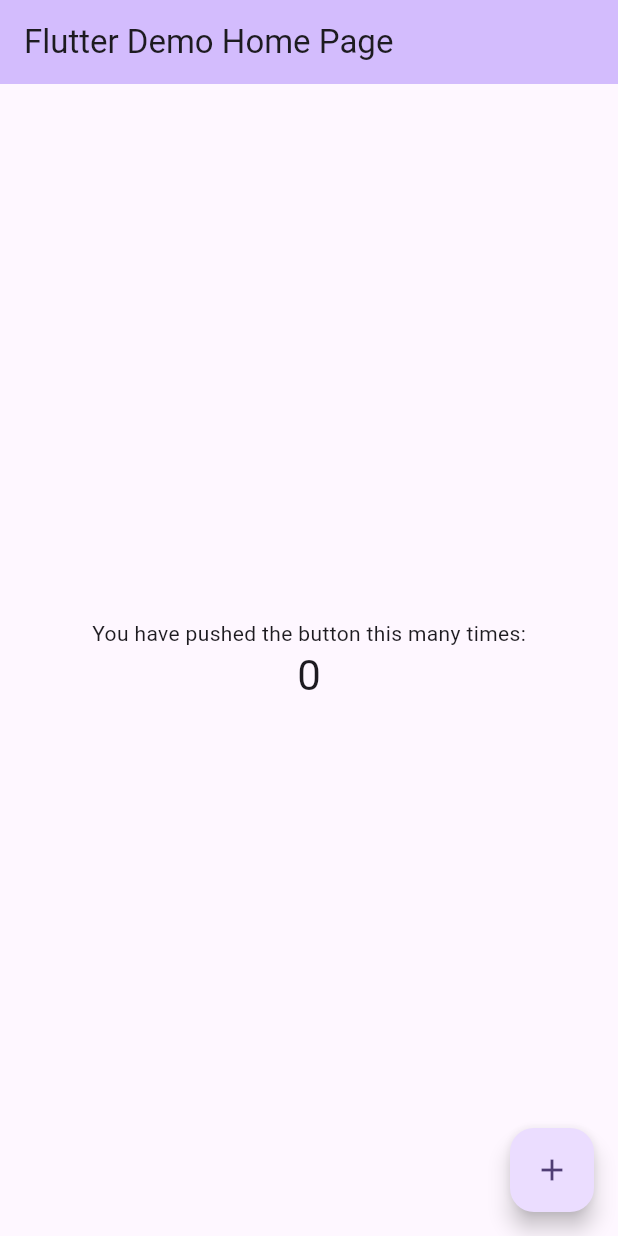
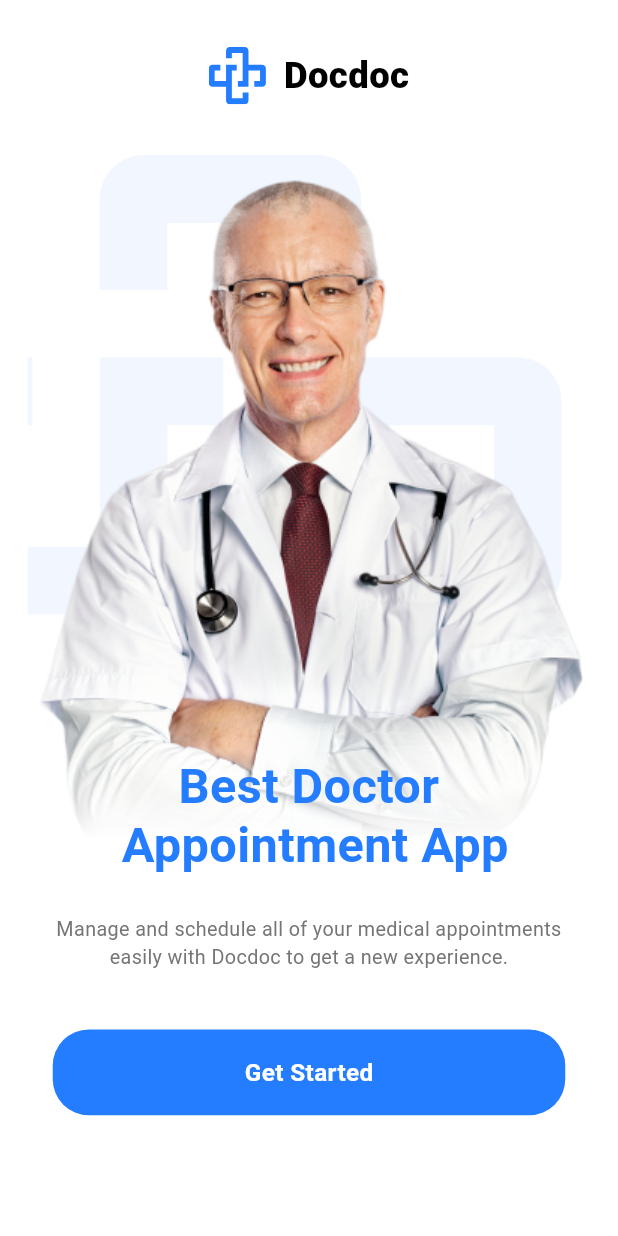
Before and after one commit to mahmoud-alaa77/Doctor_app, a Flutter app: the screen it shows after launch, on a phone screen of 412 x 824 dp. Run offline on Flutter 3.47's test engine with Material 3 defaults, Android fonts, the phone set to English and light mode, and no system bars; our stand-ins replace flutter_screenutil, flutter_svg.

Commit message:
onBoarding screen done

```diff
--- /dev/null
+++ b/lib/core/helper/constants.dart
@@ -0,0 +1,4 @@
+
+const String docdocLogoSvg="assets/svgs/docdoc_logo.svg";
+const String docdocLogoWithLowOpacitySvg="assets/svgs/docdoc_logo_with_low_opacity.svg";
+const String onBoardingImageBackground="assets/images/onBoarding_image.png";
--- /dev/null
+++ b/lib/core/helper/extensions.dart
@@ -0,0 +1,21 @@
+
+import 'package:flutter/widgets.dart';
+
+extension Navigation on BuildContext {
+  Future<dynamic> pushNamed(String routeName, {Object? arguments}) {
+    return Navigator.of(this).pushNamed(routeName, arguments: arguments);
+  }
+
+  Future<dynamic> pushReplacementNamed(String routeName, {Object? arguments}) {
+    return Navigator.of(this)
+        .pushReplacementNamed(routeName, arguments: arguments);
+  }
+
+  Future<dynamic> pushNamedAndRemoveUntil(String routeName,
+      {Object? arguments, required RoutePredicate predicate}) {
+    return Navigator.of(this)
+        .pushNamedAndRemoveUntil(routeName, predicate, arguments: arguments);
+  }
+
+  void pop() => Navigator.of(this).pop();
+}
--- /dev/null
+++ b/lib/core/routing/app_router.dart
@@ -0,0 +1,23 @@
+import 'package:doctor_app/core/routing/routes.dart';
+import 'package:doctor_app/features/on_boarding/ui/screens/on_boarding_screen.dart';
+import 'package:flutter/material.dart';
+
+class AppRouter {
+  Route generateRoute(RouteSettings settings) {
+    switch (settings.name) {
+      case Routes.onBoardingScreen:
+        return MaterialPageRoute(
+          builder: (context) => const OnBoardingScreen(),
+        );
+
+      default:
+        return MaterialPageRoute(
+          builder: (context) => const Scaffold(
+            body: Center(
+              child: Text("No Route"),
+            ),
+          ),
+        );
+    }
+  }
+}
--- /dev/null
+++ b/lib/core/routing/routes.dart
@@ -0,0 +1,3 @@
+class Routes {
+  static const String onBoardingScreen = "/onBoardingScreen";
+}
--- /dev/null
+++ b/lib/core/theming/app_colors.dart
@@ -0,0 +1,8 @@
+
+
+import 'package:flutter/material.dart';
+
+class AppColors{
+
+  static const Color mainBlue =Color(0xff247CFF);
+}
--- /dev/null
+++ b/lib/core/theming/styles.dart
@@ -0,0 +1,32 @@
+
+import 'package:flutter/material.dart';
+import 'package:flutter_screenutil/flutter_screenutil.dart';
+
+import 'app_colors.dart';
+
+class MyTextStyles{
+
+  static TextStyle font24BlackW900= TextStyle(
+    fontSize: 24.sp,
+    fontWeight: FontWeight.w900,
+      color: Colors.black
+  );
+
+  static TextStyle font32BlueW700= TextStyle(
+      fontSize: 32.sp,
+      fontWeight: FontWeight.w700,
+      color: AppColors.mainBlue
+  );
+
+  static TextStyle font13GrayW400= TextStyle(
+      fontSize: 13.sp,
+      fontWeight: FontWeight.w400,
+      color: const Color(0xff757575),
+  );
+
+  static TextStyle font16WhiteW600= TextStyle(
+    fontSize: 16.sp,
+    fontWeight: FontWeight.w600,
+    color: Colors.white,
+  );
+}
--- /dev/null
+++ b/lib/core/widgets/custom_button.dart
@@ -0,0 +1,31 @@
+import 'package:doctor_app/core/theming/styles.dart';
+import 'package:flutter/material.dart';
+import 'package:flutter_screenutil/flutter_screenutil.dart';
+
+import '../theming/app_colors.dart';
+
+class CustomButton extends StatelessWidget {
+  final String title;
+  final void Function()? onTap;
+
+  const CustomButton({super.key, required this.title, this.onTap});
+
+  @override
+  Widget build(BuildContext context) {
+    return GestureDetector(
+      onTap: onTap,
+      child: Container(
+        width: 311.w,
+        height: 52.w,
+        decoration: BoxDecoration(
+            color: AppColors.mainBlue,
+            borderRadius: BorderRadiusDirectional.circular(24)),
+        child: Center(
+            child: Text(
+          title,
+          style: MyTextStyles.font16WhiteW600,
+        )),
+      ),
+    );
+  }
+}
--- /dev/null
+++ b/lib/doctor_app.dart
@@ -0,0 +1,29 @@
+
+import 'package:doctor_app/core/routing/app_router.dart';
+import 'package:doctor_app/core/theming/app_colors.dart';
+import 'package:flutter/material.dart';
+import 'package:flutter_screenutil/flutter_screenutil.dart';
+
+import 'core/routing/routes.dart';
+class DoctorApp extends StatelessWidget {
+  final AppRouter appRouter;
+  const DoctorApp({super.key, required this.appRouter});
+
+  @override
+  Widget build(BuildContext context) {
+    return ScreenUtilInit(
+      designSize: const Size(375, 812),
+      minTextAdapt: true,
+      splitScreenMode: true,
+      child: MaterialApp(
+        debugShowCheckedModeBanner: false,
+        onGenerateRoute: appRouter.generateRoute,
+        initialRoute: Routes.onBoardingScreen,
+        theme: ThemeData(
+          primaryColor: AppColors.mainBlue,
+          scaffoldBackgroundColor: Colors.white
+        ),
+      ),
+    );
+  }
+}
--- /dev/null
+++ b/lib/features/on_boarding/ui/screens/on_boarding_screen.dart
@@ -0,0 +1,49 @@
+import 'package:doctor_app/core/theming/styles.dart';
+import 'package:flutter/material.dart';
+import 'package:flutter_screenutil/flutter_screenutil.dart';
+
+import '../../../../core/widgets/custom_button.dart';
+import '../widgets/docdoc_logo_and_text.dart';
+import '../widgets/doctor_image_and_text.dart';
+
+class OnBoardingScreen extends StatelessWidget {
+  const OnBoardingScreen({super.key});
+
+  @override
+  Widget build(BuildContext context) {
+    return SafeArea(
+      child: Scaffold(
+          body: SingleChildScrollView(
+        child: Column(
+          children: [
+            const DocdocLogoAndText(),
+            SizedBox(
+              height: 30.w,
+            ),
+            const DoctorImageAndText(),
+            SizedBox(
+              height: 15.w,
+            ),
+            Padding(
+              padding: EdgeInsetsDirectional.symmetric(horizontal: 20.w),
+              child: Column(
+                children: [
+                  Text(
+                      textAlign: TextAlign.center,
+                      "Manage and schedule all of your medical appointments easily with Docdoc to get a new experience.",
+                      style: MyTextStyles.font13GrayW400),
+                  SizedBox(
+                    height: 35.w,
+                  ),
+                  const CustomButton(
+                    title: "Get Started",
+                  ),
+                ],
+              ),
+            )
+          ],
+        ),
+      )),
+    );
+  }
+}
--- /dev/null
+++ b/lib/features/on_boarding/ui/widgets/docdoc_logo_and_text.dart
@@ -0,0 +1,30 @@
+import 'package:flutter/material.dart';
+import 'package:flutter_screenutil/flutter_screenutil.dart';
+import 'package:flutter_svg/svg.dart';
+
+import '../../../../core/helper/constants.dart';
+import '../../../../core/theming/styles.dart';
+
+class DocdocLogoAndText extends StatelessWidget {
+  const DocdocLogoAndText({
+    super.key,
+  });
+
+  @override
+  Widget build(BuildContext context) {
+    return Padding(
+      padding: EdgeInsets.only(top: 30.h),
+      child: Row(
+        mainAxisAlignment: MainAxisAlignment.center,
+        children: [
+          SvgPicture.asset(docdocLogoSvg),
+          SizedBox(width: 10.w),
+          Text(
+            'Docdoc',
+            style: MyTextStyles.font24BlackW900,
+          ),
+        ],
+      ),
+    );
+  }
+}
--- /dev/null
+++ b/lib/features/on_boarding/ui/widgets/doctor_image_and_text.dart
@@ -0,0 +1,38 @@
+import 'package:flutter/material.dart';
+import 'package:flutter_screenutil/flutter_screenutil.dart';
+import 'package:flutter_svg/svg.dart';
+
+import '../../../../core/helper/constants.dart';
+import '../../../../core/theming/styles.dart';
+
+class DoctorImageAndText extends StatelessWidget {
+  const DoctorImageAndText({
+    super.key,
+  });
+
+  @override
+  Widget build(BuildContext context) {
+    return Stack(
+      children: [
+        SvgPicture.asset(docdocLogoWithLowOpacitySvg),
+        Container(
+            foregroundDecoration: BoxDecoration(
+                gradient: LinearGradient(
+                    colors: [Colors.white, Colors.white.withOpacity(0)],
+                    begin: Alignment.bottomCenter,
+                    end: Alignment.center,
+                    stops: const [.14, .4])),
+            child: Image.asset(onBoardingImageBackground)),
+        Positioned(
+            left: 0,
+            right: 0,
+            bottom: 10.w,
+            child: Text(
+              textAlign: TextAlign.center,
+              "Best Doctor\n Appointment App",
+              style: MyTextStyles.font32BlueW700.copyWith(height: 1.2),
+            )),
+      ],
+    );
+  }
+}
--- a/lib/main.dart
+++ b/lib/main.dart
@@ -1,125 +1,9 @@
+import 'package:doctor_app/core/routing/app_router.dart';
+import 'package:doctor_app/doctor_app.dart';
 import 'package:flutter/material.dart';
 
 void main() {
-  runApp(const MyApp());
+  runApp( DoctorApp(
+    appRouter: AppRouter(),
+  ));
 }
-
-class MyApp extends StatelessWidget {
-  const MyApp({super.key});
-
-  // This widget is the root of your application.
-  @override
-  Widget build(BuildContext context) {
-    return MaterialApp(
-      title: 'Flutter Demo',
-      theme: ThemeData(
-        // This is the theme of your application.
-        //
-        // TRY THIS: Try running your application with "flutter run". You'll see
-        // the application has a purple toolbar. Then, without quitting the app,
-        // try changing the seedColor in the colorScheme below to Colors.green
-        // and then invoke "hot reload" (save your changes or press the "hot
-        // reload" button in a Flutter-supported IDE, or press "r" if you used
-        // the command line to start the app).
-        //
-        // Notice that the counter didn't reset back to zero; the application
-        // state is not lost during the reload. To reset the state, use hot
-        // restart instead.
-        //
-        // This works for code too, not just values: Most code changes can be
-        // tested with just a hot reload.
-        colorScheme: ColorScheme.fromSeed(seedColor: Colors.deepPurple),
-        useMaterial3: true,
-      ),
-      home: const MyHomePage(title: 'Flutter Demo Home Page'),
-    );
-  }
-}
-
-class MyHomePage extends StatefulWidget {
-  const MyHomePage({super.key, required this.title});
-
-  // This widget is the home page of your application. It is stateful, meaning
-  // that it has a State object (defined below) that contains fields that affect
-  // how it looks.
-
-  // This class is the configuration for the state. It holds the values (in this
-  // case the title) provided by the parent (in this case the App widget) and
-  // used by the build method of the State. Fields in a Widget subclass are
-  // always marked "final".
-
-  final String title;
-
-  @override
-  State<MyHomePage> createState() => _MyHomePageState();
-}
-
-class _MyHomePageState extends State<MyHomePage> {
-  int _counter = 0;
-
-  void _incrementCounter() {
-    setState(() {
-      // This call to setState tells the Flutter framework that something has
-      // changed in this State, which causes it to rerun the build method below
-      // so that the display can reflect the updated values. If we changed
-      // _counter without calling setState(), then the build method would not be
-      // called again, and so nothing would appear to happen.
-      _counter++;
-    });
-  }
-
-  @override
-  Widget build(BuildContext context) {
-    // This method is rerun every time setState is called, for instance as done
-    // by the _incrementCounter method above.
-    //
-    // The Flutter framework has been optimized to make rerunning build methods
-    // fast, so that you can just rebuild anything that needs updating rather
-    // than having to individually change instances of widgets.
-    return Scaffold(
-      appBar: AppBar(
-        // TRY THIS: Try changing the color here to a specific color (to
-        // Colors.amber, perhaps?) and trigger a hot reload to see the AppBar
-        // change color while the other colors stay the same.
-        backgroundColor: Theme.of(context).colorScheme.inversePrimary,
-        // Here we take the value from the MyHomePage object that was created by
-        // the App.build method, and use it to set our appbar title.
-        title: Text(widget.title),
-      ),
-      body: Center(
-        // Center is a layout widget. It takes a single child and positions it
-        // in the middle of the parent.
-        child: Column(
-          // Column is also a layout widget. It takes a list of children and
-          // arranges them vertically. By default, it sizes itself to fit its
-          // children horizontally, and tries to be as tall as its parent.
-          //
-          // Column has various properties to control how it sizes itself and
-          // how it positions its children. Here we use mainAxisAlignment to
-          // center the children vertically; the main axis here is the vertical
-          // axis because Columns are vertical (the cross axis would be
-          // horizontal).
-          //
-          // TRY THIS: Invoke "debug painting" (choose the "Toggle Debug Paint"
-          // action in the IDE, or press "p" in the console), to see the
-          // wireframe for each widget.
-          mainAxisAlignment: MainAxisAlignment.center,
-          children: <Widget>[
-            const Text(
-              'You have pushed the button this many times:',
-            ),
-            Text(
-              '$_counter',
-              style: Theme.of(context).textTheme.headlineMedium,
-            ),
-          ],
-        ),
-      ),
-      floatingActionButton: FloatingActionButton(
-        onPressed: _incrementCounter,
-        tooltip: 'Increment',
-        child: const Icon(Icons.add),
-      ), // This trailing comma makes auto-formatting nicer for build methods.
-    );
-  }
-}
```
Also changed, not shown: pubspec.yaml (+7 -5 lines), assets/images/onBoarding_image.png (added), assets/svgs/docdoc_logo.svg (added), assets/svgs/docdoc_logo_with_low_opacity.svg (added), pubspec.lock (deleted), 1 other file.
